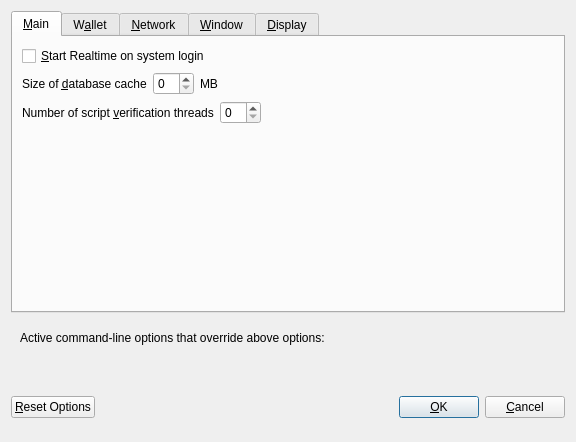
Old version of the form src/qt/forms/optionsdialog.ui in the repository CryptoBackups/KYD.
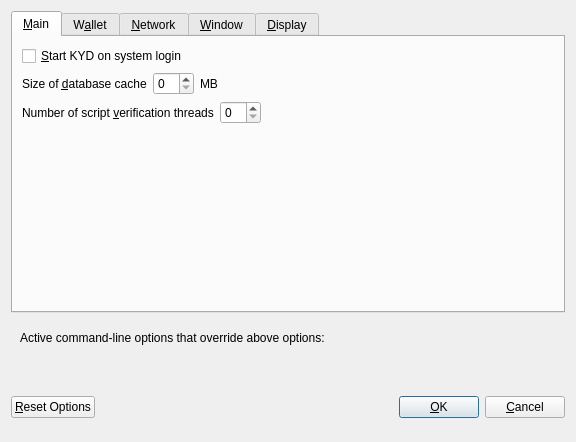
New version of the form. Custom widgets are drawn as their Qt base class.

Diff of the .ui file:
```diff
--- a/src/qt/forms/optionsdialog.ui
+++ b/src/qt/forms/optionsdialog.ui
@@ -33,7 +33,7 @@
           <string>Automatically start Realtime after logging in to the system.</string>
          </property>
          <property name="text">
-          <string>&amp;Start Realtime on system login</string>
+          <string>&amp;Start KYD on system login</string>
          </property>
         </widget>
        </item>
```
Left out of the diff: 8 changed lines with no effect on the pictures.
